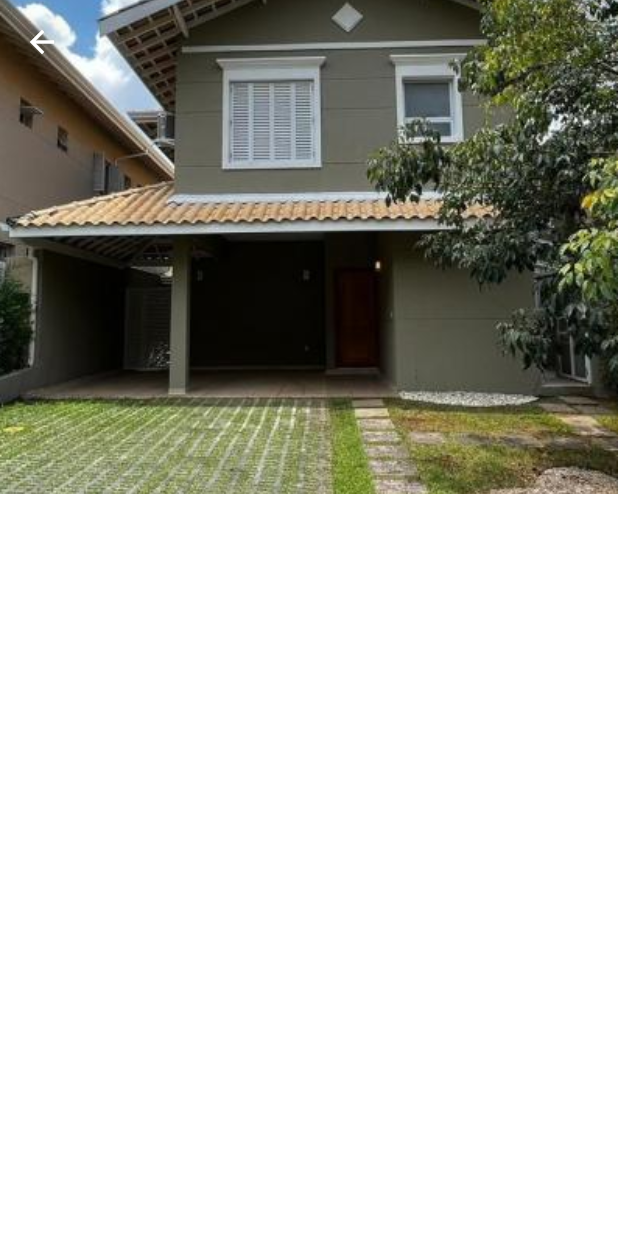
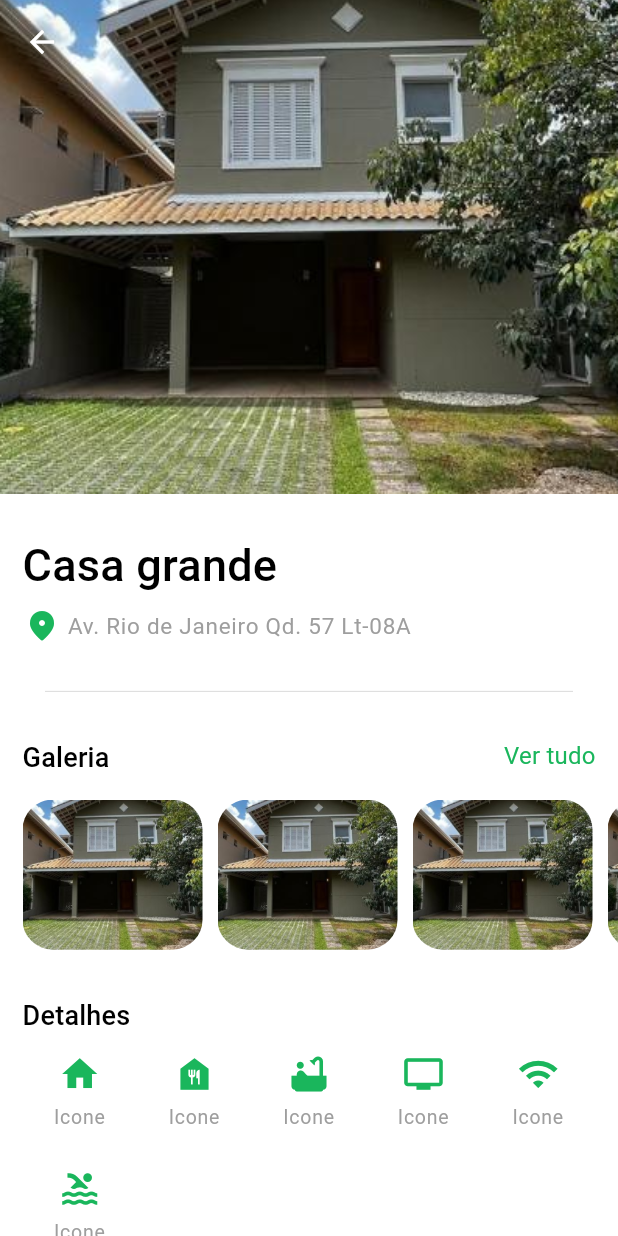
Before and after one commit to JoseVinicius-P/AluExpress-Flutter, a Flutter app: the HousesPage screen opened by its route, on a phone screen of 412 x 824 dp. Run offline on Flutter 3.47's test engine with Material 3 defaults, Android fonts, the phone set to English and light mode, and no system bars; drawn by our look-alikes of auto_size_text, carousel_slider; our stand-ins replace flutter_keyboard_visibility, flutter_modular, flutter_triple, mask_text_input_formatter, pinput, responsive_builder.

Commit message:
style: Adicionando elementos no layout da houses_page.dart

```diff
--- a/lib/app/modules/houses/houses_page.dart
+++ b/lib/app/modules/houses/houses_page.dart
@@ -1,10 +1,14 @@
+import 'package:auto_size_text/auto_size_text.dart';
 import 'package:carousel_slider/carousel_slider.dart';
 import 'package:flutter/services.dart';
 import 'package:flutter_modular/flutter_modular.dart';
 import 'package:luguel/app/modules/houses/houses_store.dart';
 import 'package:flutter/material.dart';
 import 'package:luguel/app/shared/utilities/my_colors.dart';
+import 'package:luguel/app/shared/utilities/my_edge_insets.dart';
+import 'package:luguel/app/shared/widget/title_and_button_widget.dart';
 import 'package:luguel/app/shared/widgets/carousel_slider_widget.dart';
+import 'package:luguel/app/shared/widgets/divider_widget.dart';
 import 'package:responsive_builder/responsive_builder.dart';
 
 class HousesPage extends StatefulWidget {
@@ -16,8 +20,20 @@ class HousesPageState extends State<HousesPage> {
   final HousesStore store = Modular.get();
   final CarouselController _carouselController = CarouselController();
 
+  final List<IconData> icons = [
+    Icons.home,
+    Icons.food_bank,
+    Icons.bathtub,
+    Icons.tv,
+    Icons.wifi,
+    Icons.pool,
+    // Adicione mais ícones conforme necessário
+  ];
+
+
   @override
   Widget build(BuildContext context) {
+    var theme = Theme.of(context);
     return Scaffold(
       extendBodyBehindAppBar: true,
       appBar: AppBar(
@@ -34,7 +50,10 @@ class HousesPageState extends State<HousesPage> {
         ),
         forceMaterialTransparency: true,
       ),
-      body: Column(
+      body: SingleChildScrollView(
+        child: Column(
+          mainAxisSize: MainAxisSize.min,
+          crossAxisAlignment: CrossAxisAlignment.start,
           children: [
             CarouselSliderWidget(
               carouselController: _carouselController,
@@ -54,8 +73,114 @@ class HousesPageState extends State<HousesPage> {
                 ),
               ],
             ),
+            const SizedBox(height: 10,),
+            Padding(
+              padding: MyEdgeInsets.standard,
+              child: Column(
+                crossAxisAlignment: CrossAxisAlignment.start,
+                children: [
+                  AutoSizeText(
+                    "Casa grande",
+                    style: theme.textTheme.titleMedium!.copyWith(fontSize: 30, color: MyColors.textColor),
+                    textAlign: TextAlign.left,
+                  ),
+                  const SizedBox(height: 5,),
+                  InkWell(
+                    splashColor: Colors.transparent,
+                    highlightColor: Colors.transparent,
+                    onTap: (){},
+                    child: Padding(
+                      padding: const EdgeInsets.all(1.0),
+                      child: Row(
+                        mainAxisSize: MainAxisSize.min,
+                        children: [
+                          const Icon(Icons.location_on_rounded, color: MyColors.primaryColor,),
+                          const SizedBox(width: 5,),
+                          AutoSizeText(
+                            "Av. Rio de Janeiro Qd. 57 Lt-08A",
+                            style: theme.textTheme.labelSmall!.copyWith(color: MyColors.grey, fontWeight: FontWeight.normal),
+                            textAlign: TextAlign.left,
+                          ),
+                        ],
+                      ),
+                    ),
+                  ),
+                  const SizedBox(height: 30),
+                  const DividerWidget(),
+                  const SizedBox(height: 30),
+                  const TitleAndButtonWidget(title: "Galeria", buttonText: "Ver tudo"),
+                ],
+              ),
+            ),
+            SizedBox(
+              height: 100,
+              child: ListView.separated(
+                padding: EdgeInsets.symmetric(horizontal: MyEdgeInsets.standard.right),
+                shrinkWrap: true,
+                scrollDirection: Axis.horizontal,
+                itemBuilder: (context, index) {
+                  return SizedBox(
+                    width: 120,
+                    child: ClipRRect(
+                      borderRadius: BorderRadius.circular(20),
+                      child: Image(
+                        image: AssetImage('assets/images/house.png'),
+                        fit: BoxFit.fitWidth,
+                      ),
+                    ),
+                  );
+                },
+                separatorBuilder: (_, __) => const SizedBox(width: 10),
+                itemCount: 5
+              ),
+            ),
+            const SizedBox(height: 15,),
+            Padding(
+              padding: MyEdgeInsets.standard,
+              child: Column(
+                children: [
+                  TitleAndButtonWidget(title: "Detalhes", buttonText: ' '),
+                  GridView.builder(
+                    padding: EdgeInsets.only(top: 0),
+                    itemCount: icons.length,
+                    gridDelegate: const SliverGridDelegateWithFixedCrossAxisCount(
+                      crossAxisCount: 5,
+                    ),
+                    physics: const NeverScrollableScrollPhysics(),
+                    shrinkWrap: true,
+                    itemBuilder: (BuildContext context, int index) {
+                      return GridTile(
+                        child: Column(
+                          mainAxisSize: MainAxisSize.min,
+                          mainAxisAlignment: MainAxisAlignment.center,
+                          children: [
+                            Icon(icons[index], color: MyColors.primaryColor, size: 28), // Ícone
+                            const SizedBox(height: 5.0),
+                            AutoSizeText(
+                              "Icone",
+                              style: theme.textTheme.labelSmall!.copyWith(fontSize: 13, color: MyColors.grey, fontWeight: FontWeight.normal),
+                              textAlign: TextAlign.center,
+
+                            ),
+                          ],
+                        ),
+                      );
+                    },
+                  ),
+                  const SizedBox(height: 15,),
+                  TitleAndButtonWidget(title: "Descrição", buttonText: ' '),
+                  const SizedBox(height: 15,),
+                  AutoSizeText(
+                    "Na residência, uma sala ampla e elegante abre-se com uma lareira central, enquanto a cozinha moderna se integra a uma generosa área de jantar. Os quartos oferecem suítes luxuosas, e o pátio externo apresenta uma piscina convidativa. Complementada por uma sala de entretenimento e espaços versáteis, a casa une conforto e sofisticação.",
+                    style: theme.textTheme.labelSmall!.copyWith(color: MyColors.grey, fontWeight: FontWeight.normal),
+                    textAlign: TextAlign.justify,
+                  ),
+                ],
+              ),
+            )
 
           ],
+        ),
       ),
     );
   }
```
Lines whose indentation alone changed are shown as unchanged.
